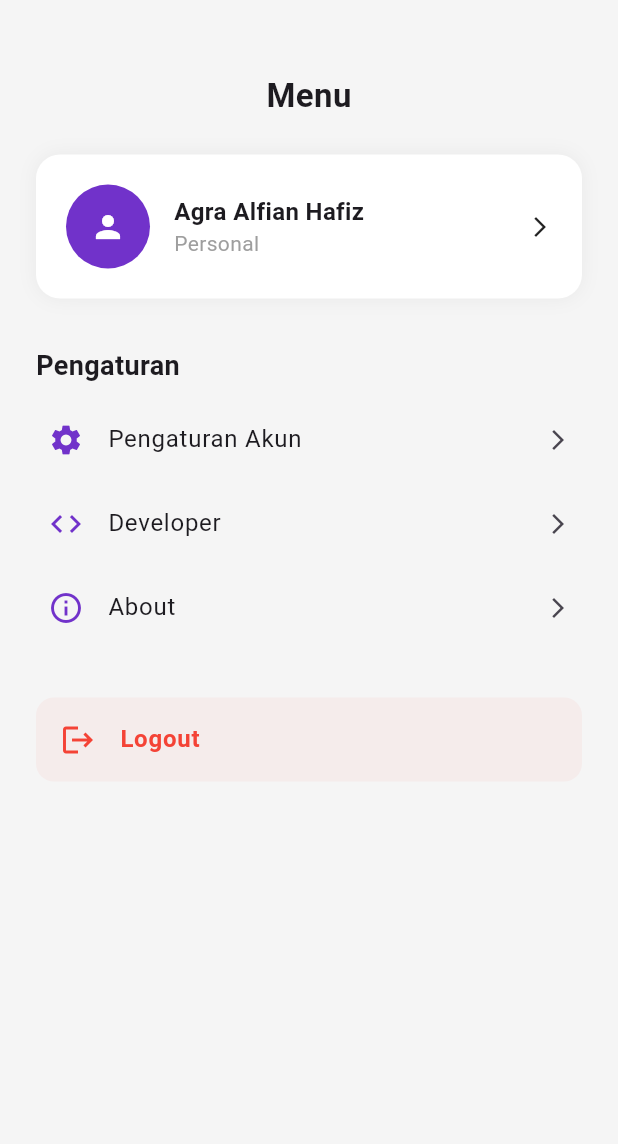
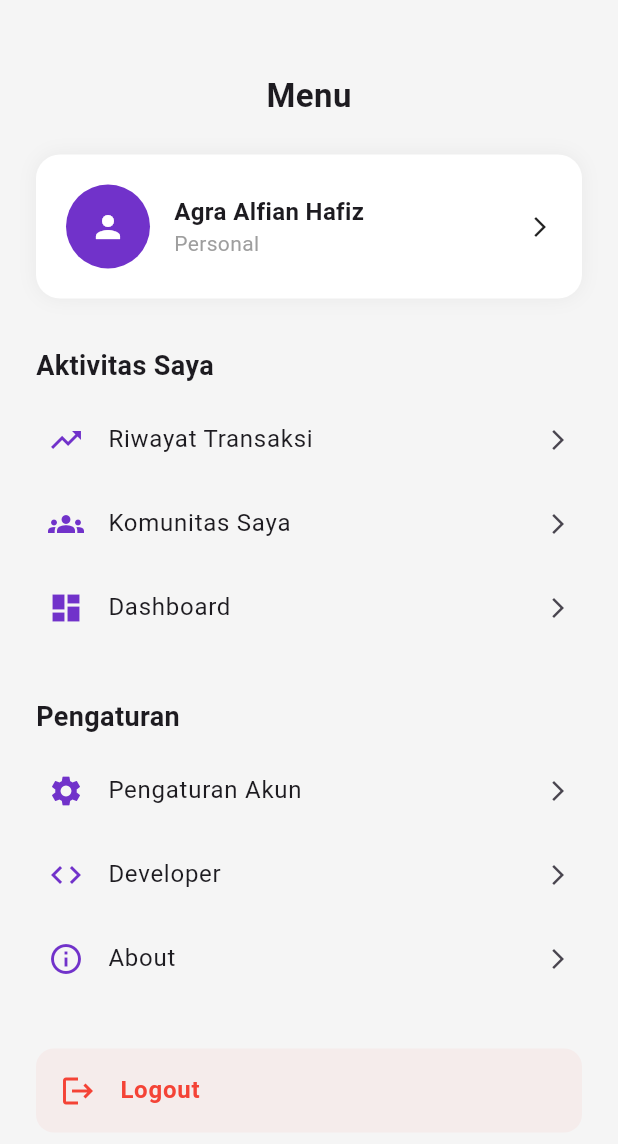
Before and after one commit to Frientia/project_mobile_UAS, a Flutter app: the screen it shows after launch, on a phone screen of 412 x 824 dp. Shown: the top 1144 px of the screen. Run offline on Flutter 3.47's test engine with Material 3 defaults, Android fonts, the phone set to English and light mode, and no system bars; our stand-ins replace firebase_auth, firebase_core, flutter_dotenv, lottie, shared_preferences, supabase_flutter; accounts and stored records are empty.

Commit message:
menambahkan menu aktivitas saya dan sub menunya

```diff
--- a/lib/pages/menu_page.dart
+++ b/lib/pages/menu_page.dart
@@ -36,6 +36,13 @@ class MyMenu extends StatelessWidget {
                   const SizedBox(height: 24),
 
                   _profileCard(),
+
+                  const SizedBox(height: 32),
+
+                  _sectionTitle('Aktivitas Saya'),
+                  _menuItem(Icons.trending_up, 'Riwayat Transaksi'),
+                  _menuItem(Icons.groups, 'Komunitas Saya'),
+                  _menuItem(Icons.dashboard, 'Dashboard'),
 
                   const SizedBox(height: 32),
 
```
